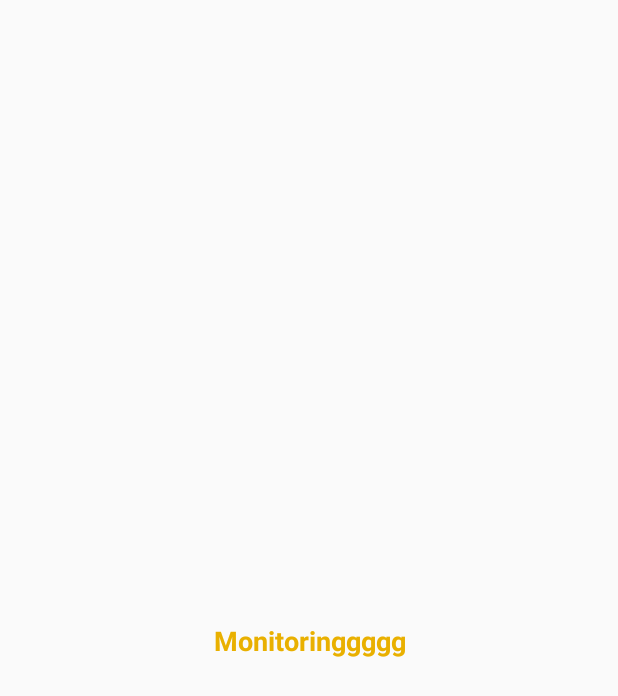
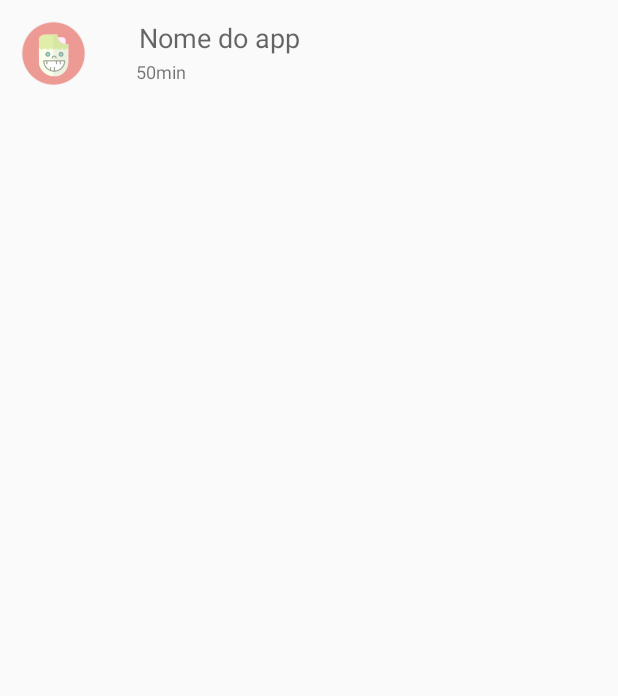
Before and after one commit to anderson-matheus/samsung-challenge, an Android app: the layout monitoring_fragment.xml on its own in the app's theme, with its tools: preview values and no code run, on a phone screen of 412 x 824 dp. Shown: the top 696 px of the screen. Run offline under Robolectric (Android 15) with nearby library versions, the phone set to English and light mode, and no system bars.

Commit message:
Adicionando listview na tela de monitoramento

```diff
--- a/app/src/main/res/layout/monitoring_fragment.xml
+++ b/app/src/main/res/layout/monitoring_fragment.xml
@@ -1,18 +1,46 @@
 <?xml version="1.0" encoding="utf-8"?>
-<FrameLayout xmlns:android="http://schemas.android.com/apk/res/android"
-    xmlns:tools="http://schemas.android.com/tools"
-    android:layout_width="match_parent"
-    android:layout_height="match_parent"
-    tools:context=".fragment.BaseFragment">
+<LinearLayout
+    xmlns:android="http://schemas.android.com/apk/res/android"
+    android:layout_width="wrap_content"
+    android:layout_height="wrap_content"
+    android:orientation="horizontal"
+    android:padding="5dp">
 
-    <TextView
-        android:layout_width="match_parent"
-        android:layout_height="match_parent"
-        android:layout_marginTop="30sp"
-        android:gravity="center"
-        android:text="Monitoringgggg"
-        android:textColor="@color/colorPrimary"
-        android:textSize="18sp"
-        android:textStyle="bold" />
+    <ImageView
+        android:id="@+id/imgApp"
+        android:layout_width="50dp"
+        android:layout_height="50dp"
+        android:layout_marginEnd="20dp"
+        android:layout_marginStart="5dp"
+        android:layout_marginTop="5dp"
+        android:contentDescription="Textoooo"
+        android:src="@drawable/logo" />
 
-</FrameLayout>
+    <LinearLayout
+        android:layout_width="wrap_content"
+        android:layout_height="wrap_content"
+        android:orientation="vertical">
+
+        <TextView
+            android:id="@+id/nameApp"
+            android:layout_width="wrap_content"
+            android:layout_height="wrap_content"
+            android:layout_marginStart="10dp"
+            android:layout_marginTop="5dp"
+            android:padding="2dp"
+            android:text="Nome do app"
+            android:textAppearance="?android:attr/textAppearanceMedium" />
+
+        <TextView
+            android:id="@+id/usageApp"
+            android:layout_width="wrap_content"
+            android:layout_height="wrap_content"
+            android:layout_marginStart="10dp"
+            android:textSize="12sp"
+            android:text="50min"/>
+
+    </LinearLayout>
+
+
+
+</LinearLayout>
```
